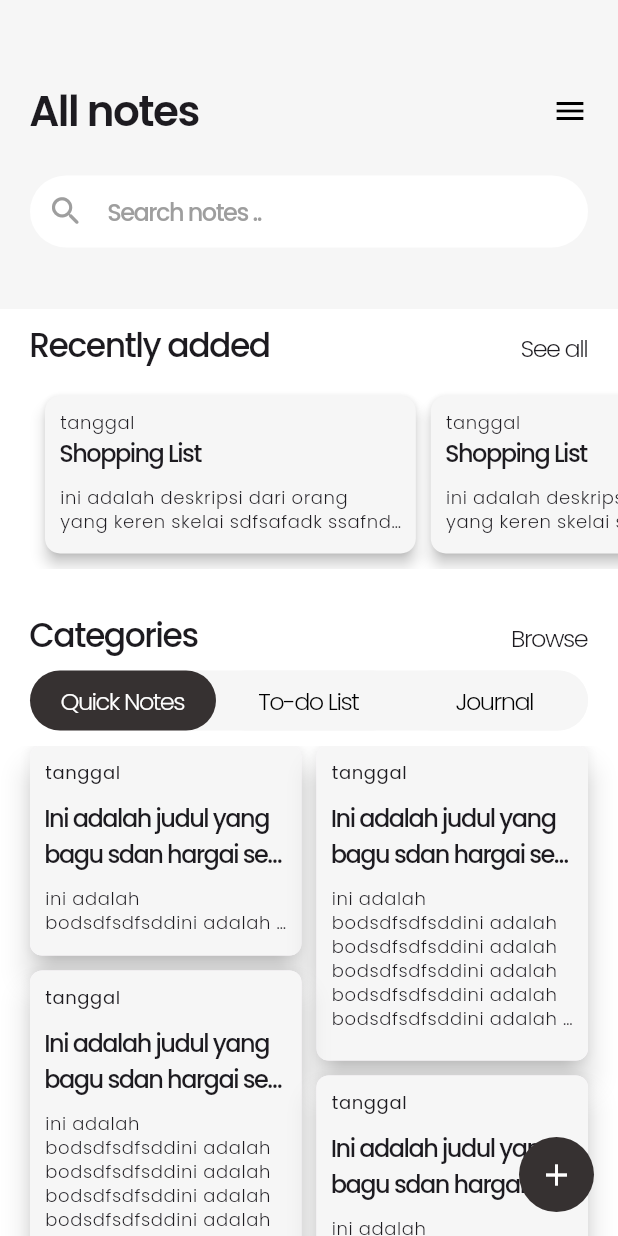
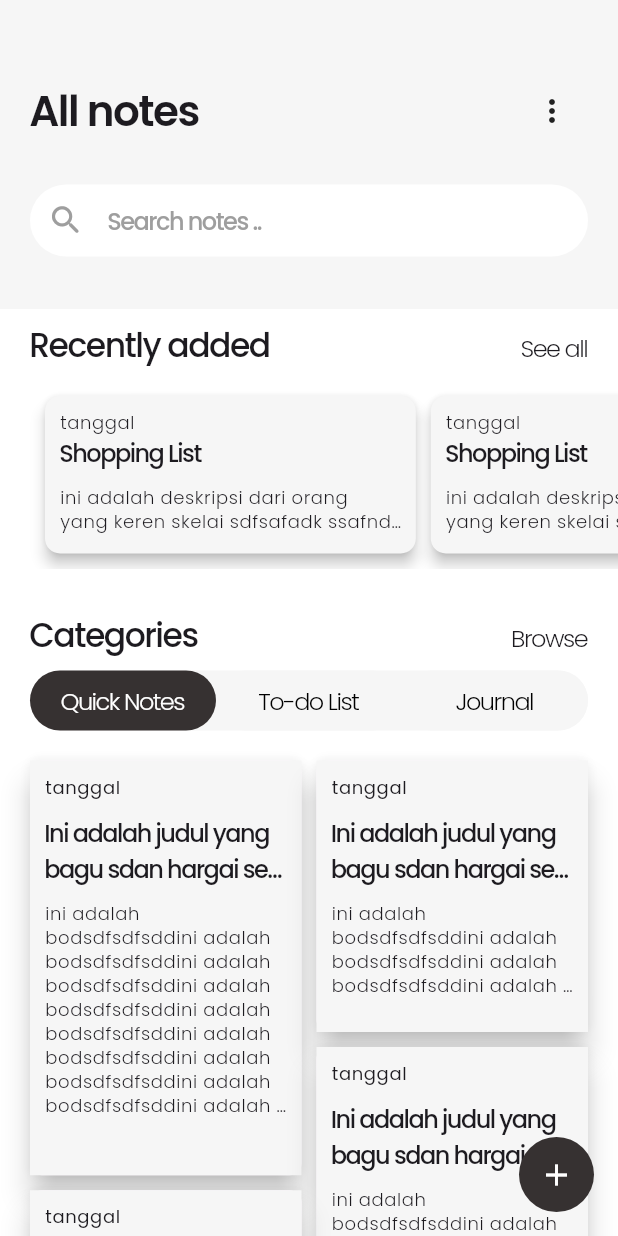
Before and after one commit to ispamungkas/note_app_flutter, a Flutter app: the screen it shows after launch, on a phone screen of 412 x 824 dp. Run offline on Flutter 3.47's test engine with Material 3 defaults, Android fonts, the phone set to English and light mode, and no system bars; our stand-ins replace get, google_fonts.

Commit message:
adding component addd note

```diff
--- /dev/null
+++ b/lib/model/note_model.dart
@@ -0,0 +1,13 @@
+class NoteModel {
+  int? id;
+  Categories? kategori ;
+  String? judul;
+  String? deskripsi;
+  DateTime? tanggal;
+}
+
+enum Categories{
+  QuickNote,
+  Todo,
+  Journal
+}
--- a/lib/pages/home_page.dart
+++ b/lib/pages/home_page.dart
@@ -1,13 +1,13 @@
 import 'package:flutter/material.dart';
-import 'package:get/get.dart';
+import 'package:flutter/services.dart';
 import 'package:google_fonts/google_fonts.dart';
 import 'package:flutter_staggered_grid_view/flutter_staggered_grid_view.dart';
-import 'package:note_app/controller/color_controller.dart';
+import 'package:note_app/pages/about_page.dart';
+import 'package:note_app/pages/add_note_page.dart';
 import 'package:note_app/pages/widget/item_recent_widget.dart';
 import 'package:note_app/utils/custom_color.dart';
 import 'package:note_app/utils/custom_fontstyle.dart';
-import 'package:note_app/widget/item_note_recent.dart';
-import 'package:note_app/widget/item_note_widget.dart';
+import 'package:note_app/pages/widget/item_note_widget.dart';
 
 class HomePage extends StatefulWidget {
   const HomePage({super.key});
@@ -15,6 +15,8 @@ class HomePage extends StatefulWidget {
   @override
   State<HomePage> createState() => _HomePageState();
 }
+
+enum _MenuPopUp { about, exit }
 
 class _HomePageState extends State<HomePage> {
   int choose = 1;
@@ -54,12 +56,23 @@ class _HomePageState extends State<HomePage> {
                           letterSpacing: -1,
                           fontWeight: FontWeight.w600),
                     ),
-                    GestureDetector(
-                      onTap: null,
-                      child: const Icon(
-                        Icons.menu,
-                        color: Colors.black,
-                      ),
+                    PopupMenuButton<_MenuPopUp>(
+                      itemBuilder: (context) => [
+                        menuPopUp(context, _MenuPopUp.about, "About"),
+                        menuPopUp(context, _MenuPopUp.exit, "Exit")
+                      ],
+                      onSelected: (value) {
+                        switch (value) {
+                          case _MenuPopUp.about:
+                            Navigator.push(context, MaterialPageRoute(builder: (e) => const AboutPage()));
+                            break;
+                          case _MenuPopUp.exit:
+                            SystemChannels.platform.invokeMethod('SystemNavigator.pop');
+                            break;
+                          default:
+                            print("Not Selected");
+                        }
+                      },
                     ),
                   ],
                 ),
@@ -72,6 +85,7 @@ class _HomePageState extends State<HomePage> {
       body: SizedBox(
         height: double.infinity,
         width: double.infinity,
+        child: SingleChildScrollView(
           child: Column(
             children: [
               Padding(
@@ -118,16 +132,17 @@ class _HomePageState extends State<HomePage> {
               const SizedBox(
                 height: 10,
               ),
-            Expanded(
-              child: MasonryGridView.count(
-                padding: EdgeInsets.symmetric(horizontal: 20),
-                crossAxisCount: 2,
+              Padding(
+                padding: const EdgeInsets.only(top: 10, left: 20, right: 20, bottom: 20),
+                child: StaggeredGrid.count(
+                  crossAxisCount: 4,
                   mainAxisSpacing: 10,
                   crossAxisSpacing: 10,
-                itemBuilder: (context, index) => ItemNoteWidget(index: index),
+                  children: nams.mapIndexed((e, i) => ItemNoteWidget(index: i)).toList(),
                 ),
               ),
             ],
+          ),
         ),
       ),
       floatingActionButton: Container(
@@ -136,12 +151,27 @@ class _HomePageState extends State<HomePage> {
         decoration: BoxDecoration(
             borderRadius: BorderRadius.circular(50),
             color: const Color(CustomColor.primary)),
+        child: GestureDetector(
+          onTap: () {
+            Navigator.push(context, MaterialPageRoute(builder: (e) => const AddNotePage(title: "Add Notes",)));
+          },
           child: const Center(
             child: Icon(
               Icons.add,
               color: Colors.white,
             ),
           ),
+        ),
+      ),
+    );
+  }
+
+  menuPopUp(BuildContext context, _MenuPopUp value, String title) {
+    return PopupMenuItem(
+      value: value,
+      child: Text(
+        title,
+        style: CustomStyle.bodySmall(context),
       ),
     );
   }
@@ -177,7 +207,7 @@ class _HomePageState extends State<HomePage> {
 
   Widget option() {
     return Padding(
-      padding: EdgeInsets.symmetric(horizontal: 20),
+      padding: const EdgeInsets.symmetric(horizontal: 20),
       child: Container(
         height: 40,
         width: double.infinity,
@@ -269,3 +299,10 @@ class _HomePageState extends State<HomePage> {
     );
   }
 }
+
+extension IndexedIterable<E> on Iterable<E> {
+  Iterable<T> mapIndexed<T>(T Function(E e, int i) f) {
+    var i = 0;
+    return map((e) => f(e, i++));
+  }
+}
--- /dev/null
+++ b/lib/pages/widget/item_note_recent.dart
@@ -0,0 +1,51 @@
+import 'package:flutter/material.dart';
+import 'package:note_app/pages/detail_page.dart';
+import 'package:note_app/utils/custom_color.dart';
+import 'package:note_app/utils/custom_fontstyle.dart';
+
+class ItemNoteRecent extends StatelessWidget {
+  const ItemNoteRecent({super.key});
+
+  @override
+  Widget build(BuildContext context) {
+    return GestureDetector(
+      onTap: () => Navigator.push(context, MaterialPageRoute(builder: (c) => const DetailPage())),
+      child: Container(
+        margin: const EdgeInsets.only(right: 10),
+        child: Material(
+          elevation: 4,
+          borderRadius: BorderRadius.circular(10),
+          color: const Color(CustomColor.background),
+          child: SizedBox(
+            width: MediaQuery.of(context).size.width * 0.6,
+            child: Padding(
+              padding: const EdgeInsets.symmetric(horizontal: 10, vertical: 10),
+              child: Column(
+                crossAxisAlignment: CrossAxisAlignment.start,
+                children: [
+                  Text(
+                    'tanggal',
+                    style: CustomStyle.bodySmall(context),
+                  ),
+                  Text(
+                    "Shopping List",
+                    style: CustomStyle.titleMediumBold(context),
+                  ),
+                  const SizedBox(
+                    height: 10,
+                  ),
+                  Text(
+                    "ini adalah deskripsi dari orang yang keren skelai sdfsafadk ssafndskfndsakfnsjankjsanfkjnfkj",
+                    style: CustomStyle.bodySmall(context),
+                    maxLines: 2,
+                    overflow: TextOverflow.ellipsis,
+                  ),
+                ],
+              ),
+            ),
+          ),
+        ),
+      ),
+    );
+  }
+}
--- /dev/null
+++ b/lib/pages/widget/item_note_widget.dart
@@ -0,0 +1,78 @@
+import 'dart:math';
+
+import 'package:flutter/material.dart';
+import 'package:flutter_staggered_grid_view/flutter_staggered_grid_view.dart';
+import 'package:google_fonts/google_fonts.dart';
+import 'package:note_app/utils/custom_color.dart';
+import 'package:note_app/utils/custom_fontstyle.dart';
+
+class ItemNoteWidget extends StatelessWidget {
+  ItemNoteWidget({super.key, this.index});
+  final index;
+  bool? toggle = true;
+
+  @override
+  Widget build(BuildContext context) {
+    Random rand = Random();
+
+    return StaggeredGridTile.count(
+      mainAxisCellCount: randomMaxHeight(rand.nextInt(4)),
+      crossAxisCellCount: 2,
+      child: Material(
+          elevation: 8,
+          borderRadius: BorderRadius.circular(8),
+          child: Container(
+            decoration: const BoxDecoration(
+              color: Color(CustomColor.background)
+            ),
+            child: Padding(
+              padding: const EdgeInsets.all(10),
+              child: Column(
+                crossAxisAlignment: CrossAxisAlignment.start,
+                children: [date(context), judul(context), body(context, index)],
+              ),
+            ),
+          )),
+    );
+  }
+
+  Widget date(BuildContext context) {
+    return Text(
+      "tanggal",
+      style:
+          GoogleFonts.poppins(textStyle: Theme.of(context).textTheme.bodySmall),
+    );
+  }
+
+  Widget judul(BuildContext context) {
+    return Padding(
+      padding: const EdgeInsets.symmetric(
+        vertical: 10,
+      ),
+      child: Text(
+        "Ini adalah judul yang bagu sdan hargai semuanya",
+        style: CustomStyle.titleMediumBold(context),
+        maxLines: 2,
+        overflow: TextOverflow.ellipsis,
+      ),
+    );
+  }
+
+  Widget body(BuildContext context, int index) {;
+    return Text(
+      "ini adalah bodsdfsdfsdd" * 10,
+      style: CustomStyle.bodySmall(context),
+      maxLines: (toggle!)? 9 : 4,
+      overflow: TextOverflow.ellipsis,
+    );
+  }
+
+  randomMaxHeight(int value){
+    if(index % 2 == value){
+      toggle = true;
+      return 3;
+    }
+    toggle = false;
+    return 2;
+  }
+}
--- a/lib/utils/custom_fontstyle.dart
+++ b/lib/utils/custom_fontstyle.dart
@@ -13,6 +13,19 @@ class CustomStyle {
           letterSpacing: -1,
           textStyle: Theme.of(context).textTheme.titleMedium,
           fontWeight: FontWeight.w300);
+
+  static TextStyle Function(BuildContext context) titleMedium =
+      (BuildContext context) => GoogleFonts.poppins(
+          letterSpacing: 0,
+          textStyle: Theme.of(context).textTheme.titleMedium,
+          fontWeight: FontWeight.w300);
+
+  static TextStyle Function(BuildContext context) titleMediumGrey =
+      (BuildContext context) => GoogleFonts.poppins(
+          color: Colors.grey,
+          letterSpacing: -1,
+          fontWeight: FontWeight.w300,
+          textStyle: Theme.of(context).textTheme.titleMedium);
 
   static TextStyle Function(BuildContext context) titleMediumLightWhite =
       (BuildContext context) => GoogleFonts.poppins(
@@ -39,4 +52,16 @@ class CustomStyle {
       (BuildContext context) => GoogleFonts.poppins(
           textStyle: Theme.of(context).textTheme.bodySmall,
           fontWeight: FontWeight.w300);
+
+  static TextStyle Function(BuildContext context) bodySmallGrey =
+      (BuildContext context) => GoogleFonts.poppins(
+          color: Colors.grey,
+          textStyle: Theme.of(context).textTheme.bodySmall,
+          fontWeight: FontWeight.w300);
+
+  static TextStyle Function(BuildContext context) appbarStyle =
+      (BuildContext context) => GoogleFonts.poppins(
+                          textStyle: Theme.of(context).textTheme.headlineMedium,
+                          letterSpacing: -1,
+                          fontWeight: FontWeight.w600);
 }
--- a/lib/widget/item_note_recent.dart
+++ /dev/null
@@ -1,47 +0,0 @@
-import 'package:flutter/material.dart';
-import 'package:note_app/utils/custom_color.dart';
-import 'package:note_app/utils/custom_fontstyle.dart';
-
-class ItemNoteRecent extends StatelessWidget {
-  const ItemNoteRecent({super.key});
-
-  @override
-  Widget build(BuildContext context) {
-    return Container(
-      margin: const EdgeInsets.only(right: 10),
-      child: Material(
-        elevation: 4,
-        borderRadius: BorderRadius.circular(10),
-        color: const Color(CustomColor.background),
-        child: SizedBox(
-          width: MediaQuery.of(context).size.width * 0.6,
-          child: Padding(
-            padding: const EdgeInsets.symmetric(horizontal: 10, vertical: 10),
-            child: Column(
-              crossAxisAlignment: CrossAxisAlignment.start,
-              children: [
-                Text(
-                  'tanggal',
-                  style: CustomStyle.bodySmall(context),
-                ),
-                Text(
-                  "Shopping List",
-                  style: CustomStyle.titleMediumBold(context),
-                ),
-                const SizedBox(
-                  height: 10,
-                ),
-                Text(
-                  "ini adalah deskripsi dari orang yang keren skelai sdfsafadk ssafndskfndsakfnsjankjsanfkjnfkj",
-                  style: CustomStyle.bodySmall(context),
-                  maxLines: 2,
-                  overflow: TextOverflow.ellipsis,
-                ),
-              ],
-            ),
-          ),
-        ),
-      ),
-    );
-  }
-}
--- a/lib/widget/item_note_widget.dart
+++ /dev/null
@@ -1,63 +0,0 @@
-import 'package:flutter/material.dart';
-import 'package:google_fonts/google_fonts.dart';
-import 'package:note_app/utils/custom_color.dart';
-import 'package:note_app/utils/custom_fontstyle.dart';
-
-class ItemNoteWidget extends StatelessWidget {
-  final int index;
-  const ItemNoteWidget({super.key, required this.index});
-
-  @override
-  Widget build(BuildContext context) {
-    return Material(
-      elevation: 8,
-      borderRadius: BorderRadius.circular(8),
-      child: Container(
-          height: (index % 3 + 2) * 70,
-          decoration: const BoxDecoration(
-            color: Color(CustomColor.background),
-            borderRadius: BorderRadius.all(
-              Radius.circular(8),
-            ),
-          ),
-          child: Padding(
-            padding: const EdgeInsets.all(10),
-            child: Column(
-              crossAxisAlignment: CrossAxisAlignment.start,
-              children: [date(context), judul(context), body(context, index)],
-            ),
-          )),
-    );
-  }
-
-  Widget date(BuildContext context) {
-    return Text(
-      "tanggal",
-      style:
-          GoogleFonts.poppins(textStyle: Theme.of(context).textTheme.bodySmall),
-    );
-  }
-
-  Widget judul(BuildContext context) {
-    return Padding(
-      padding: const EdgeInsets.symmetric(
-        vertical: 10,
-      ),
-      child: Text(
-        "Ini adalah judul yang bagu sdan hargai semuanya",
-        style: CustomStyle.titleMediumBold(context),
-        maxLines: 2,
-        overflow: TextOverflow.ellipsis,
-      ),
-    );
-  }
-
-  Widget body(BuildContext context, int index) {
-    return  Text(
-        "ini adalah bodsdfsdfsdd" * 10,
-        style: CustomStyle.bodySmall(context),
-        maxLines: (index % 3 == 0) ? 2 : 6,
-        overflow: TextOverflow.ellipsis,
-    );
-  }
-}
```
Also changed, not shown: lib/controller/color_controller.dart (deleted, +0 -7 lines), lib/controller/note_controller.dart (added, +13 -0 lines), lib/pages/about_page.dart (added, +10 -0 lines), lib/pages/add_note_page.dart (added, +67 -0 lines), lib/pages/detail_page.dart (added, +10 -0 lines), lib/pages/widget/item_recent_widget.dart (+6 -2 lines), lib/utils/custom_menu.dart (added, +134 -0 lines), lib/model/categori_enum.dart (added). Lines whose indentation alone changed are shown as unchanged.
